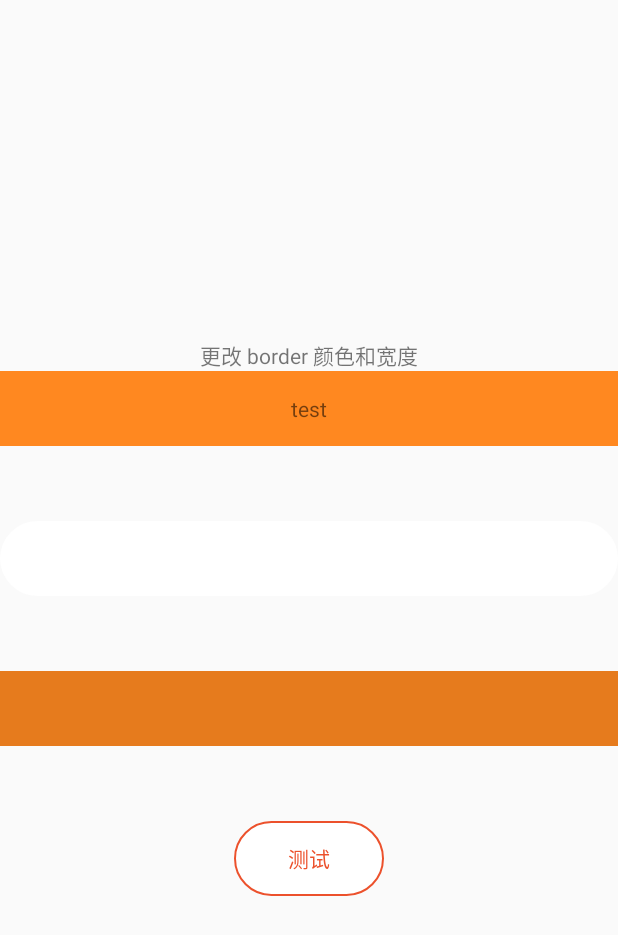
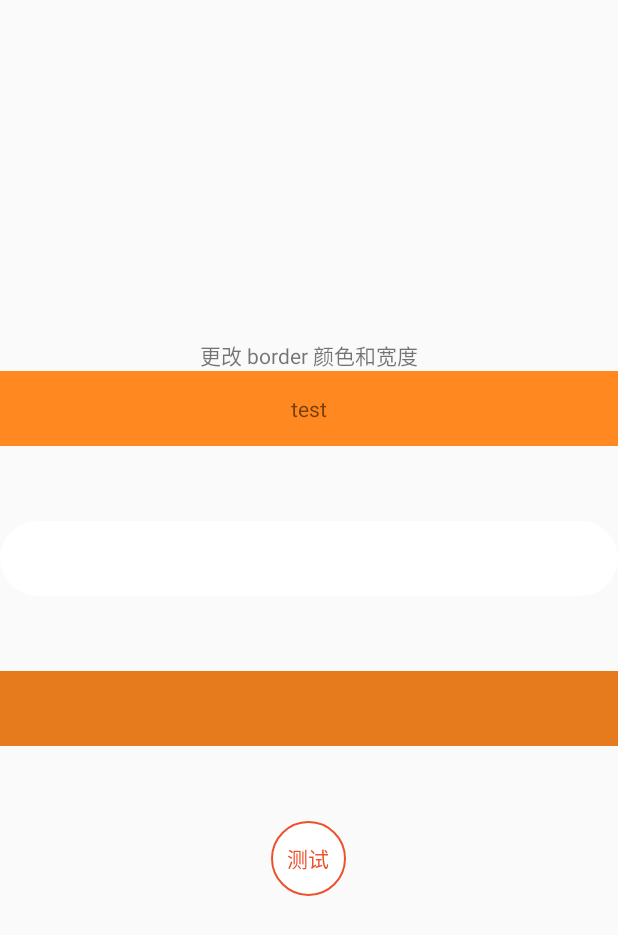
Before and after one commit to xwlichen/smartui-android, an Android app: the screen it shows after launch (MainActivity), on a phone screen of 412 x 824 dp. Shown: the top 935 px of the screen. Run offline under Robolectric (Android 15) with nearby library versions, the phone set to English and light mode, and no system bars.

Commit message:
初步提交

```diff
--- a/app/src/main/res/layout/activity_main.xml
+++ b/app/src/main/res/layout/activity_main.xml
@@ -40,14 +40,16 @@
         android:background="@drawable/test" />
 
 
-    <com.smart.ui.widget.round.SMUIRoundButton
+    <com.smart.ui.layout.SMUIButton
         android:layout_marginTop="50dp"
         android:id="@+id/btn"
-        android:layout_width="100dp"
+        android:layout_width="50dp"
         android:layout_height="50dp"
         app:smui_borderColor="@color/colorPrimary"
         app:smui_borderWidth="1dp"
         app:smui_backgroundColor="@color/tt_white"
+        app:smui_radius="0dp"
+        app:smui_isRadiusAdjustBounds="true"
         android:textColor="@color/colorPrimary"
         android:text="测试"/>
 
--- a/app/src/main/res/layout/activity_test.xml
+++ b/app/src/main/res/layout/activity_test.xml
@@ -7,7 +7,7 @@
     tools:context=".MainActivity"
     android:gravity="center">
 
-    <com.smart.ui.widget.round.SMUIRoundButton
+    <com.smart.ui.layout.SMUIButton
         android:id="@+id/roundBtn"
         android:layout_width="wrap_content"
         android:layout_height="wrap_content"
--- a/smart-ui/src/main/java/com/smart/ui/widget/round/SMUIRoundButton.java
+++ b/smart-ui/src/main/java/com/smart/ui/layout/SMUIButton.java
@@ -1,13 +1,13 @@
-package com.smart.ui.widget.round;
+package com.smart.ui.layout;
 
 import android.content.Context;
 import android.util.AttributeSet;
 
-import androidx.appcompat.widget.AppCompatButton;
-
 import com.smart.ui.R;
 import com.smart.ui.utils.SMUIAlphaViewHelper;
 import com.smart.ui.utils.SMUIViewHelper;
+
+import androidx.appcompat.widget.AppCompatButton;
 
 /**
  * @date : 2019-07-15 18:11
@@ -15,24 +15,24 @@ import com.smart.ui.utils.SMUIViewHelper;
  * @email : 1960003945@qq.com
  * @description : 没有动态改变border 和bg的颜色，还不如设置shape
  */
-public class SMUIRoundButton extends AppCompatButton {
+public class SMUIButton extends AppCompatButton {
 
     private SMUIRoundButtonDrawable[] bgs;
     private SMUIAlphaViewHelper alphaViewHelper;
     private boolean enablePress = true;
 
 
-    public SMUIRoundButton(Context context) {
+    public SMUIButton(Context context) {
         super(context);
         init(context, null, 0);
     }
 
-    public SMUIRoundButton(Context context, AttributeSet attrs) {
+    public SMUIButton(Context context, AttributeSet attrs) {
         super(context, attrs, R.attr.SMUIButtonStyle);
         init(context, attrs, R.attr.SMUIButtonStyle);
     }
 
-    public SMUIRoundButton(Context context, AttributeSet attrs, int defStyleAttr) {
+    public SMUIButton(Context context, AttributeSet attrs, int defStyleAttr) {
         super(context, attrs, defStyleAttr);
         init(context, attrs, defStyleAttr);
     }
--- a/smart-ui/src/main/java/com/smart/ui/widget/round/SMUIRoundButtonDrawable.java
+++ b/smart-ui/src/main/java/com/smart/ui/layout/SMUIRoundButtonDrawable.java
@@ -1,4 +1,4 @@
-package com.smart.ui.widget.round;
+package com.smart.ui.layout;
 
 import android.content.Context;
 import android.content.res.ColorStateList;
@@ -9,11 +9,11 @@ import android.graphics.drawable.GradientDrawable;
 import android.os.Build;
 import android.util.AttributeSet;
 
-import androidx.annotation.Nullable;
-
 import com.smart.ui.LogUtils;
 import com.smart.ui.R;
 import com.smart.ui.utils.SMUIColorHelper;
+
+import androidx.annotation.Nullable;
 
 /**
  * @author lichen
@@ -117,20 +117,20 @@ public class SMUIRoundButtonDrawable extends GradientDrawable {
     }
 
     public static SMUIRoundButtonDrawable[] fromAttributeSet(Context context, AttributeSet attrs, int defStyleAttr) {
-        TypedArray typedArray = context.obtainStyledAttributes(attrs, R.styleable.SMUIRoundButton, defStyleAttr, 0);
-        ColorStateList colorBg = typedArray.getColorStateList(R.styleable.SMUIRoundButton_smui_backgroundColor);
-        ColorStateList colorBorder = typedArray.getColorStateList(R.styleable.SMUIRoundButton_smui_borderColor);
+        TypedArray typedArray = context.obtainStyledAttributes(attrs, R.styleable.SMUIButton, defStyleAttr, 0);
+        ColorStateList colorBg = typedArray.getColorStateList(R.styleable.SMUIButton_smui_backgroundColor);
+        ColorStateList colorBorder = typedArray.getColorStateList(R.styleable.SMUIButton_smui_borderColor);
 
-        int colorBgInt = typedArray.getColor(R.styleable.SMUIRoundButton_smui_backgroundColor, Color.TRANSPARENT);
-        int colorBorderInt = typedArray.getColor(R.styleable.SMUIRoundButton_smui_borderColor, Color.TRANSPARENT);
+        int colorBgInt = typedArray.getColor(R.styleable.SMUIButton_smui_backgroundColor, Color.TRANSPARENT);
+        int colorBorderInt = typedArray.getColor(R.styleable.SMUIButton_smui_borderColor, Color.TRANSPARENT);
 
-        int borderWidth = typedArray.getDimensionPixelSize(R.styleable.SMUIRoundButton_smui_borderWidth, 0);
-        boolean isRadiusAdjustBounds = typedArray.getBoolean(R.styleable.SMUIRoundButton_smui_isRadiusAdjustBounds, false);
-        int mRadius = typedArray.getDimensionPixelSize(R.styleable.SMUIRoundButton_smui_radius, 0);
-        int mRadiusTopLeft = typedArray.getDimensionPixelSize(R.styleable.SMUIRoundButton_smui_radiusTopLeft, 0);
-        int mRadiusTopRight = typedArray.getDimensionPixelSize(R.styleable.SMUIRoundButton_smui_radiusTopRight, 0);
-        int mRadiusBottomLeft = typedArray.getDimensionPixelSize(R.styleable.SMUIRoundButton_smui_radiusBottomLeft, 0);
-        int mRadiusBottomRight = typedArray.getDimensionPixelSize(R.styleable.SMUIRoundButton_smui_radiusBottomRight, 0);
+        int borderWidth = typedArray.getDimensionPixelSize(R.styleable.SMUIButton_smui_borderWidth, 0);
+        boolean isRadiusAdjustBounds = typedArray.getBoolean(R.styleable.SMUIButton_smui_isRadiusAdjustBounds, false);
+        int mRadius = typedArray.getDimensionPixelSize(R.styleable.SMUIButton_smui_radius, 0);
+        int mRadiusTopLeft = typedArray.getDimensionPixelSize(R.styleable.SMUIButton_smui_radiusTopLeft, 0);
+        int mRadiusTopRight = typedArray.getDimensionPixelSize(R.styleable.SMUIButton_smui_radiusTopRight, 0);
+        int mRadiusBottomLeft = typedArray.getDimensionPixelSize(R.styleable.SMUIButton_smui_radiusBottomLeft, 0);
+        int mRadiusBottomRight = typedArray.getDimensionPixelSize(R.styleable.SMUIButton_smui_radiusBottomRight, 0);
         typedArray.recycle();
 
         SMUIRoundButtonDrawable bg = new SMUIRoundButtonDrawable();
--- a/smart-ui/src/main/res/values/smui_attrs.xml
+++ b/smart-ui/src/main/res/values/smui_attrs.xml
@@ -77,7 +77,7 @@
     <attr name="SMUIButtonStyle" format="reference" />
 
     <!-- RoundButton -->
-    <declare-styleable name="SMUIRoundButton">
+    <declare-styleable name="SMUIButton">
         <attr name="smui_backgroundColor" />
         <attr name="smui_borderColor" />
         <attr name="smui_borderWidth" />
```
